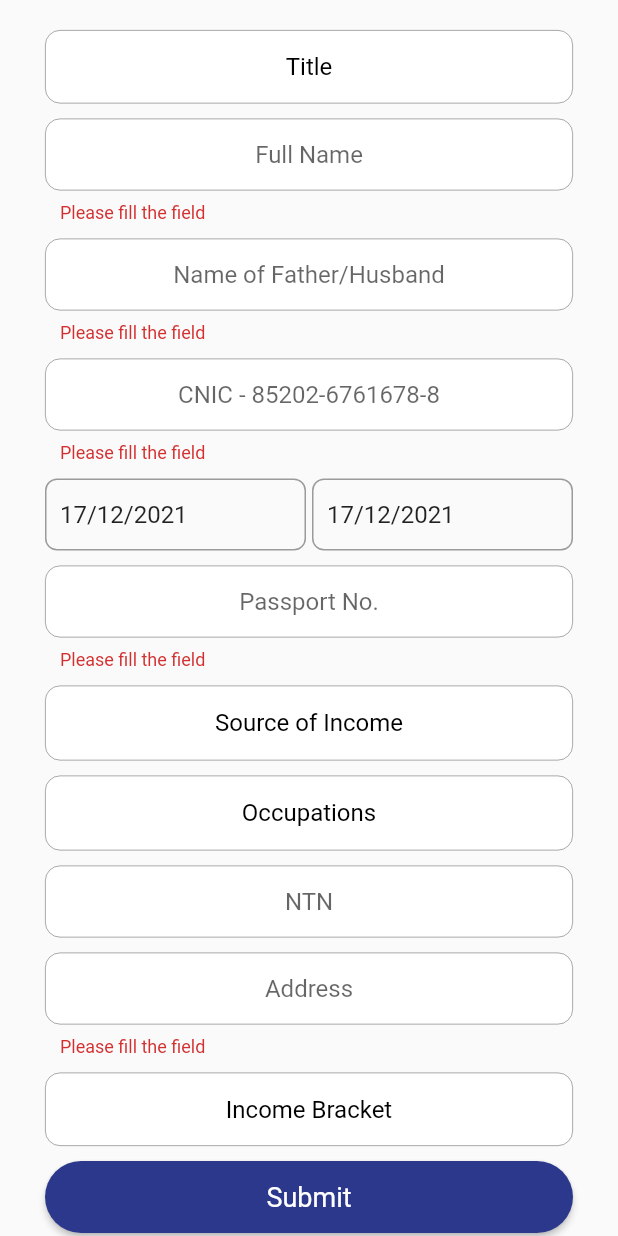
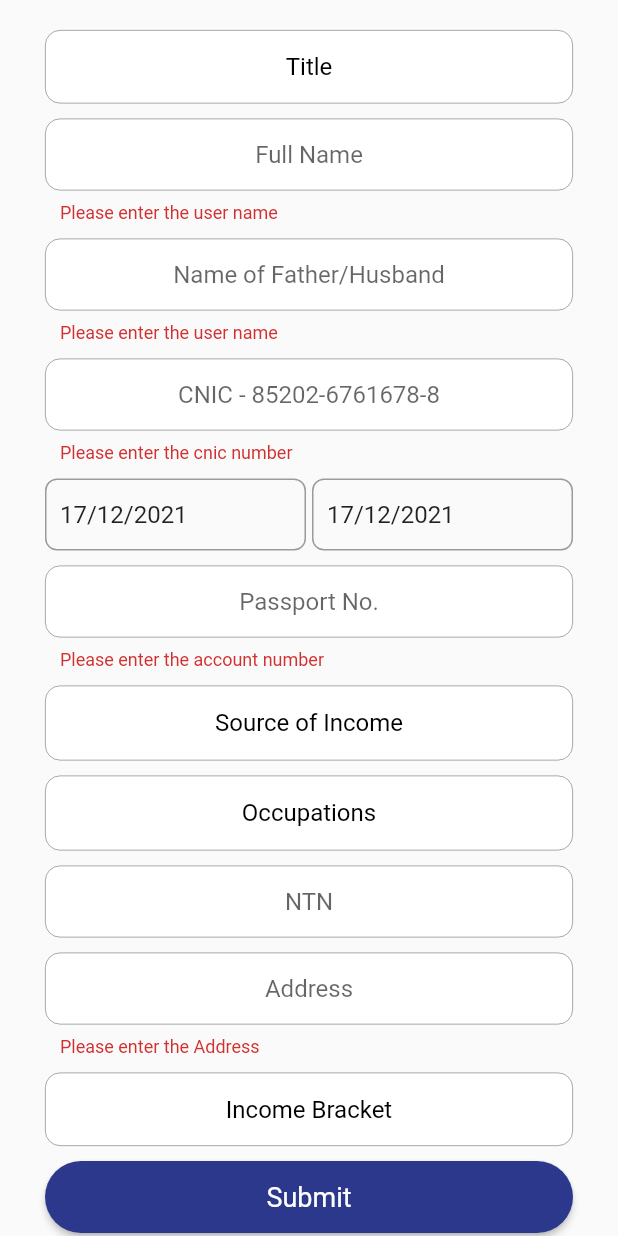
Before and after one commit to shahzad200/Restinvest, a Flutter app: the UserScreen screen opened by its route, after a tap on "Submit", on a phone screen of 412 x 824 dp. Run offline on Flutter 3.47's test engine with Material 2 defaults, Android fonts, the phone set to English and light mode, and no system bars; drawn by our look-alikes of date_field; our stand-ins replace fluttertoast, get, webview_flutter; missing offline and left inert: encrypt; accounts and stored records are empty; network calls fail.

Commit message:
updated code

```diff
--- a/lib/widgets/textformfiled.dart
+++ b/lib/widgets/textformfiled.dart
@@ -59,7 +59,7 @@ class _CustomFormFieldState extends State<CustomFormField> {
           case Constants.emailField:
             {
               if (val!.isEmpty) {
-                return "Please fill the field";
+                return "Please enter the Address";
               } else if (!GetUtils.isEmail(val)) {
                 return  "Please fill the field";
               } else {
@@ -69,7 +69,7 @@ class _CustomFormFieldState extends State<CustomFormField> {
           case Constants.passwordField:
             {
               if (val!.isEmpty) {
-                return  "Please fill the field";
+                return "Please enter the password";
               } else if (val.length <= 6) {
                 return "Password must be at least 6 character in length.";
               } else {
@@ -79,7 +79,7 @@ class _CustomFormFieldState extends State<CustomFormField> {
           case Constants.phoneNumberField:
             {
               if (val!.isEmpty) {
-                return  "Please fill the field";
+                return  "Please enter the cell number";
               } else {
                 return null;
               }
@@ -87,7 +87,7 @@ class _CustomFormFieldState extends State<CustomFormField> {
           case Constants.userName:
             {
               if (val!.isEmpty) {
-                return "Please fill the field";
+                return "Please enter the user name";
               } else {
                 return null;
               }
@@ -95,14 +95,14 @@ class _CustomFormFieldState extends State<CustomFormField> {
           case Constants.userId:
             {
               if (val!.isEmpty) {
-                return "Please fill the field";
+                return "Please enter the user Id";
               } else {
                 return null;
               }
             } case Constants.cnicNumber:
           {
             if (val!.isEmpty) {
-              return "Please fill the field";
+              return "Please enter the cnic number";
             } else {
               return null;
             }
@@ -111,7 +111,7 @@ class _CustomFormFieldState extends State<CustomFormField> {
           case Constants.accountNo:
             {
               if (val!.isEmpty) {
-                return "Please fill the field";
+                return "Please enter the account number";
               } else {
                 return null;
               }
```
